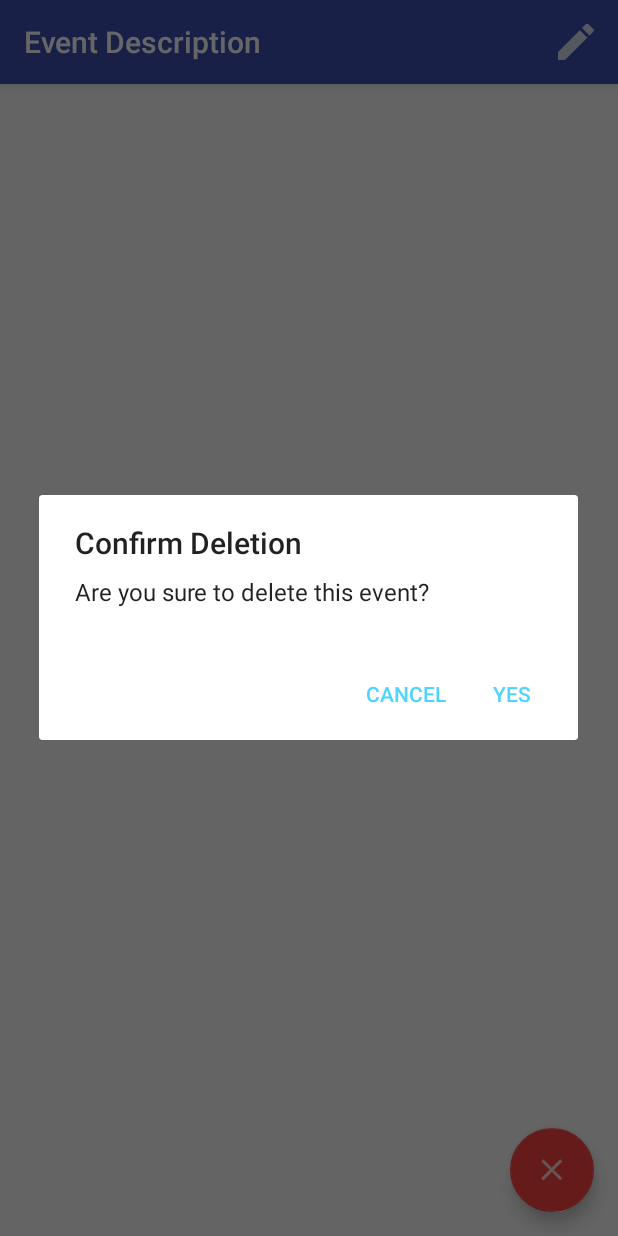
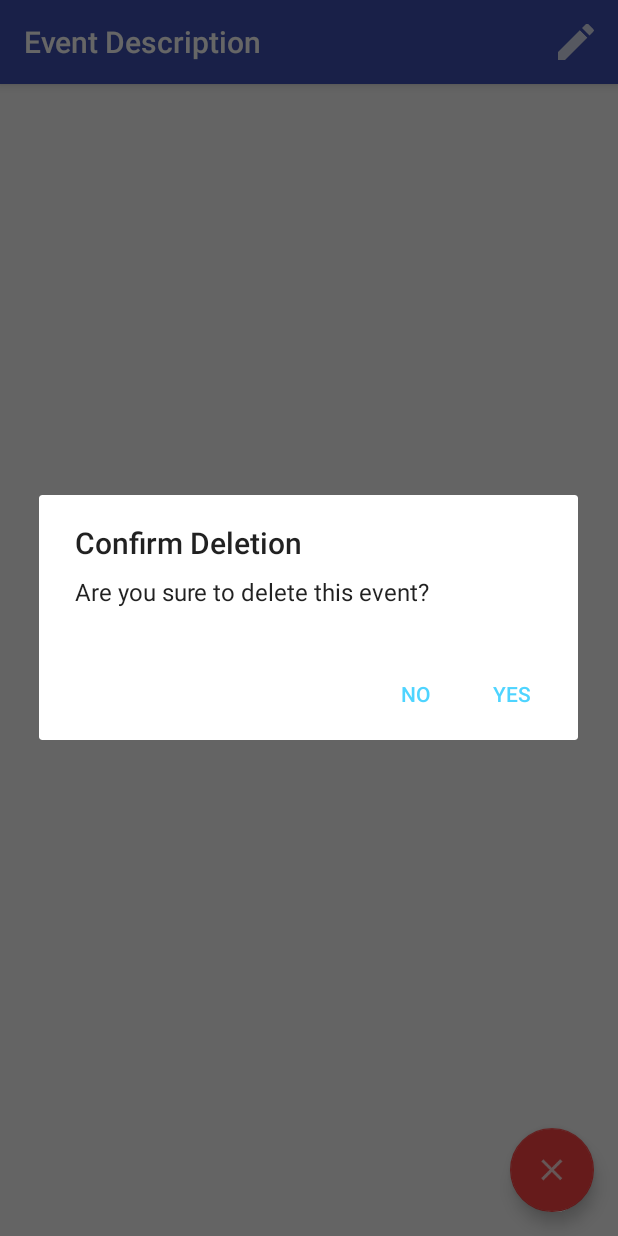
Before and after one commit to ChampClarinet/Reminder, an Android app: the EventDescriptionActivity screen opened directly, with no data from a screen before it, after a tap on an icon or button, on a phone screen of 412 x 824 dp. Run offline under Robolectric (Android 15) with nearby library versions, the phone set to English and light mode, and no system bars; libraries missing offline, so code that uses them is left out: com.fourmob.datetimepicker, com.sleepbot.datetimepicker.

Commit message:
Minor changes

```diff
--- a/app/src/main/java/com/example/clarinetmaster/reminder/EventDescriptionActivity.java
+++ b/app/src/main/java/com/example/clarinetmaster/reminder/EventDescriptionActivity.java
@@ -68,7 +68,7 @@ public class EventDescriptionActivity extends AppCompatActivity {
                         finish();
                     }
                 });
-                dialog.setNegativeButton(R.string.cancel_button, new DialogInterface.OnClickListener() {
+                dialog.setNegativeButton(R.string.no_button, new DialogInterface.OnClickListener() {
                     @Override
                     public void onClick(DialogInterface dialog, int which) {
                         dialog.dismiss();
--- a/app/src/main/res/values/strings.xml
+++ b/app/src/main/res/values/strings.xml
@@ -6,13 +6,13 @@
     <string name="name">Name</string>
     <string name="details">Details</string>
 
-
     <string name="edit_dialog_title">Edit Event</string>
     <string name="create_dialog_title">Create New Event</string>
     <string name="cancel_button">CANCEL</string>
     <string name="save_button">SAVE</string>
     <string name="action_edit">EDIT</string>
     <string name="yes_button">YES</string>
+    <string name="no_button">NO</string>
 
     <string name="event_created">Event has been created.</string>
     <string name="event_deleted">Event has been deleted.</string>
```
Also changed, not shown: 2 other files.
